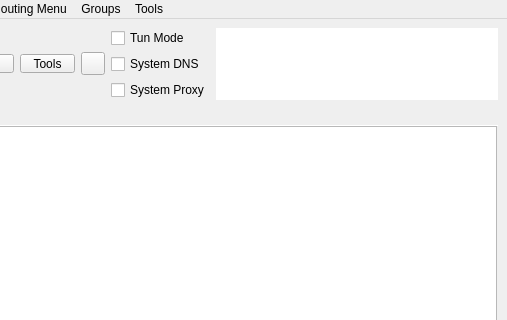
Above: include/ui/mainwindow.ui from oak83/throned before the change; both pictures show x 293 to 800 and y 0 to 320 of the 800 by 600 pixel window. Below: the same form after it.
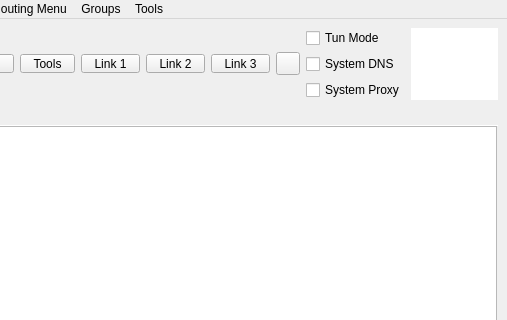
That is the form after the change. Icons and pictures are not drawn. Custom widgets are drawn as their Qt base class.

Commit message:
feat: add 3 configurable quick-link buttons to main window + settings
- mainwindow.ui: 3 QToolButton (Link 1/2/3) in top toolbar
- mainwindow.h: on_toolButton_linkN_clicked slots
- mainwindow_setup.cpp: connect + openUrl from settings
- SettingsRepo: quick_link_1/2/3 string fields
- dialog_basic_settings: Quick Links group with 3 URL fields

Diff of the .ui file:
```diff
--- a/include/ui/mainwindow.ui
+++ b/include/ui/mainwindow.ui
@@ -268,6 +268,111 @@
         </property>
        </widget>
       </item>
+      <item>
+       <widget class="QToolButton" name="toolButton_link1">
+        <property name="minimumSize">
+         <size>
+          <width>0</width>
+          <height>0</height>
+         </size>
+        </property>
+        <property name="styleSheet">
+         <string notr="true">QToolButton {
+    padding-left: 8px;
+    padding-right: 8px;
+}</string>
+        </property>
+        <property name="text">
+         <string>Link 1</string>
+        </property>
+        <property name="icon">
+         <iconset resource="../../res/Throned.qrc">
+          <normaloff>:/icon/b-tools-button.png</normaloff>:/icon/b-tools-button.png</iconset>
+        </property>
+        <property name="iconSize">
+         <size>
+          <width>24</width>
+          <height>24</height>
+         </size>
+        </property>
+        <property name="popupMode">
+         <enum>QToolButton::ToolButtonPopupMode::InstantPopup</enum>
+        </property>
+        <property name="toolButtonStyle">
+         <enum>Qt::ToolButtonStyle::ToolButtonTextUnderIcon</enum>
+        </property>
+       </widget>
+      </item>
+      <item>
+       <widget class="QToolButton" name="toolButton_link2">
+        <property name="minimumSize">
+         <size>
+          <width>0</width>
+          <height>0</height>
+         </size>
+        </property>
+        <property name="styleSheet">
+         <string notr="true">QToolButton {
+    padding-left: 8px;
+    padding-right: 8px;
+}</string>
+        </property>
+        <property name="text">
+         <string>Link 2</string>
+        </property>
+        <property name="icon">
+         <iconset resource="../../res/Throned.qrc">
+          <normaloff>:/icon/b-tools-button.png</normaloff>:/icon/b-tools-button.png</iconset>
+        </property>
+        <property name="iconSize">
+         <size>
+          <width>24</width>
+          <height>24</height>
+         </size>
+        </property>
+        <property name="popupMode">
+         <enum>QToolButton::ToolButtonPopupMode::InstantPopup</enum>
+        </property>
+        <property name="toolButtonStyle">
+         <enum>Qt::ToolButtonStyle::ToolButtonTextUnderIcon</enum>
+        </property>
+       </widget>
+      </item>
+      <item>
+       <widget class="QToolButton" name="toolButton_link3">
+        <property name="minimumSize">
+         <size>
+          <width>0</width>
+          <height>0</height>
+         </size>
+        </property>
+        <property name="styleSheet">
+         <string notr="true">QToolButton {
+    padding-left: 8px;
+    padding-right: 8px;
+}</string>
+        </property>
+        <property name="text">
+         <string>Link 3</string>
+        </property>
+        <property name="icon">
+         <iconset resource="../../res/Throned.qrc">
+          <normaloff>:/icon/b-tools-button.png</normaloff>:/icon/b-tools-button.png</iconset>
+        </property>
+        <property name="iconSize">
+         <size>
+          <width>24</width>
+          <height>24</height>
+         </size>
+        </property>
+        <property name="popupMode">
+         <enum>QToolButton::ToolButtonPopupMode::InstantPopup</enum>
+        </property>
+        <property name="toolButtonStyle">
+         <enum>Qt::ToolButtonStyle::ToolButtonTextUnderIcon</enum>
+        </property>
+       </widget>
+      </item>
       <item>
        <widget class="StartStopButton" name="toolButton_startstop">
         <property name="focusPolicy">
```
The commit also changes 6 other files.
